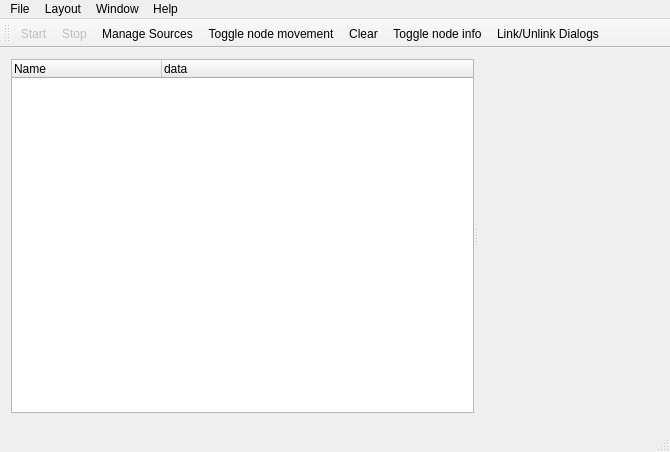
The window that MainWindow.ui (cetic/foren6-gui-qt) describes before a commit, drawn with Qt 5.
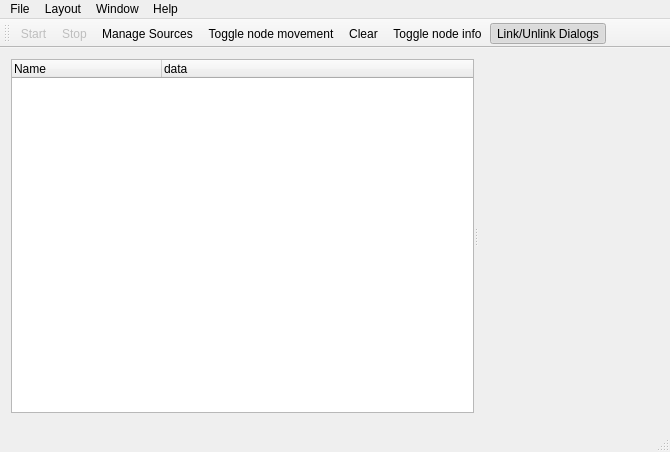
The same window after the commit. Icons and pictures are not drawn. Custom widgets are drawn as their Qt base class.

Commit message: Enable usage of link diaglogs button by decoupling Rpl Tree update from node info update

```diff
--- a/MainWindow.ui
+++ b/MainWindow.ui
@@ -236,7 +236,7 @@
     <bool>true</bool>
    </property>
    <property name="checked">
-    <bool>false</bool>
+    <bool>true</bool>
    </property>
    <property name="icon">
     <iconset resource="Resource.qrc">
```
The commit also changes 4 other files.
